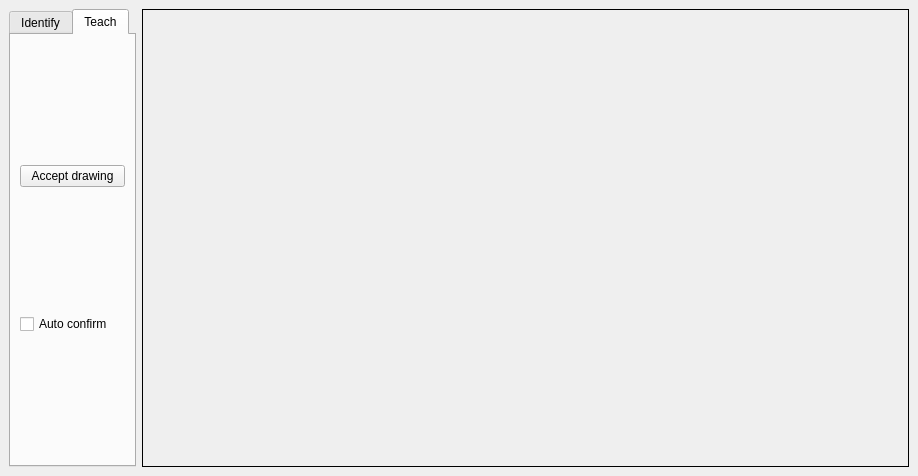
Before: the Qt Designer form lab_5/gui/mainwindow.ui in Qweyke/class-intellectual-inf-systems, drawn with Qt 5.
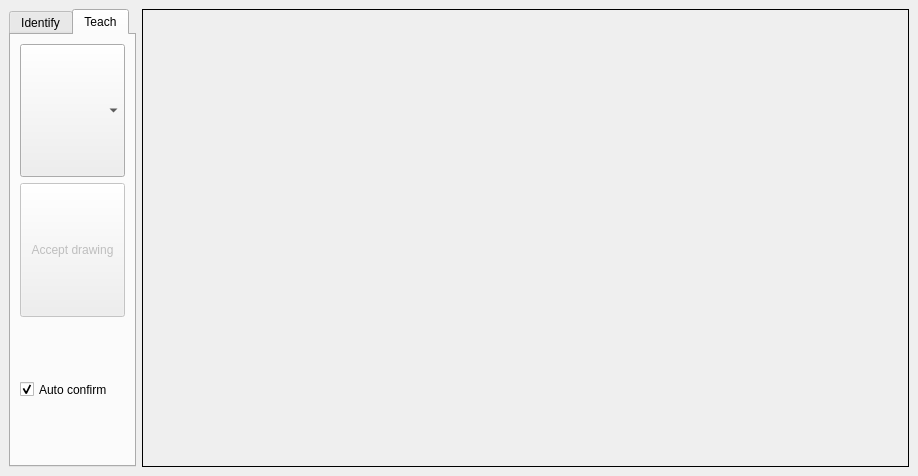
After: the same form once the commit is applied. The open tabs and pages were chosen to show the change.

```diff
--- a/lab_5/gui/mainwindow.ui
+++ b/lab_5/gui/mainwindow.ui
@@ -92,8 +92,27 @@
         <string>Teach</string>
        </attribute>
        <layout class="QVBoxLayout" name="verticalLayout_2">
+        <item>
+         <widget class="QComboBox" name="obj_box">
+          <property name="sizePolicy">
+           <sizepolicy hsizetype="Preferred" vsizetype="Minimum">
+            <horstretch>0</horstretch>
+            <verstretch>0</verstretch>
+           </sizepolicy>
+          </property>
+         </widget>
+        </item>
         <item>
          <widget class="QPushButton" name="accept_btn">
+          <property name="enabled">
+           <bool>false</bool>
+          </property>
+          <property name="sizePolicy">
+           <sizepolicy hsizetype="Minimum" vsizetype="Minimum">
+            <horstretch>0</horstretch>
+            <verstretch>0</verstretch>
+           </sizepolicy>
+          </property>
           <property name="text">
            <string>Accept drawing</string>
           </property>
@@ -101,9 +120,18 @@
         </item>
         <item>
          <widget class="QCheckBox" name="auto_check">
+          <property name="sizePolicy">
+           <sizepolicy hsizetype="Minimum" vsizetype="Minimum">
+            <horstretch>0</horstretch>
+            <verstretch>0</verstretch>
+           </sizepolicy>
+          </property>
           <property name="text">
            <string>Auto confirm</string>
           </property>
+          <property name="checked">
+           <bool>true</bool>
+          </property>
          </widget>
         </item>
        </layout>
```
